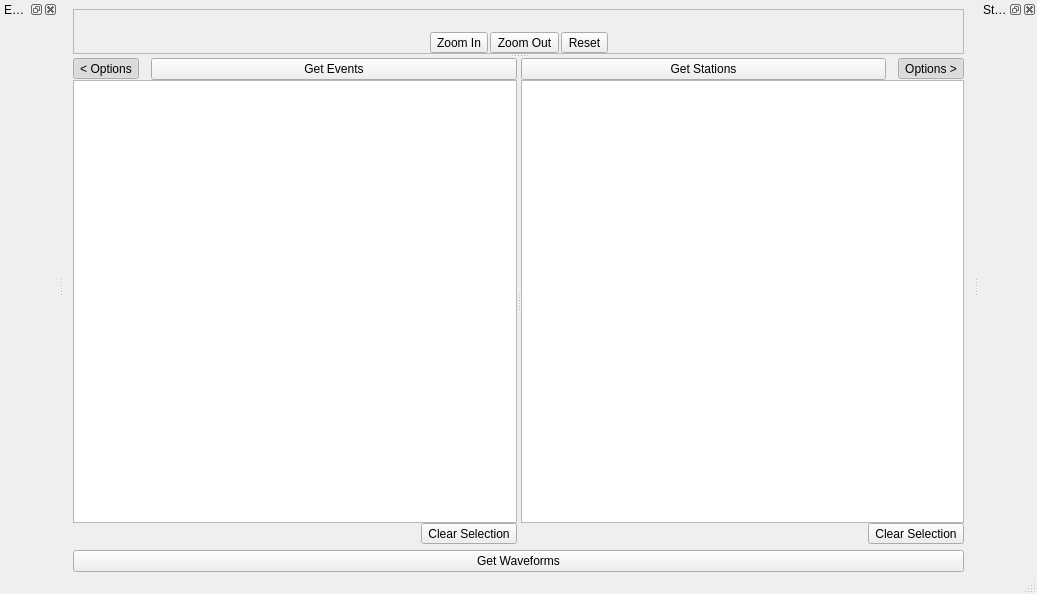
Before: the Qt Designer form pyweed/gui/uic/MainWindow.ui in iris-edu/pyweed, drawn with Qt 5.
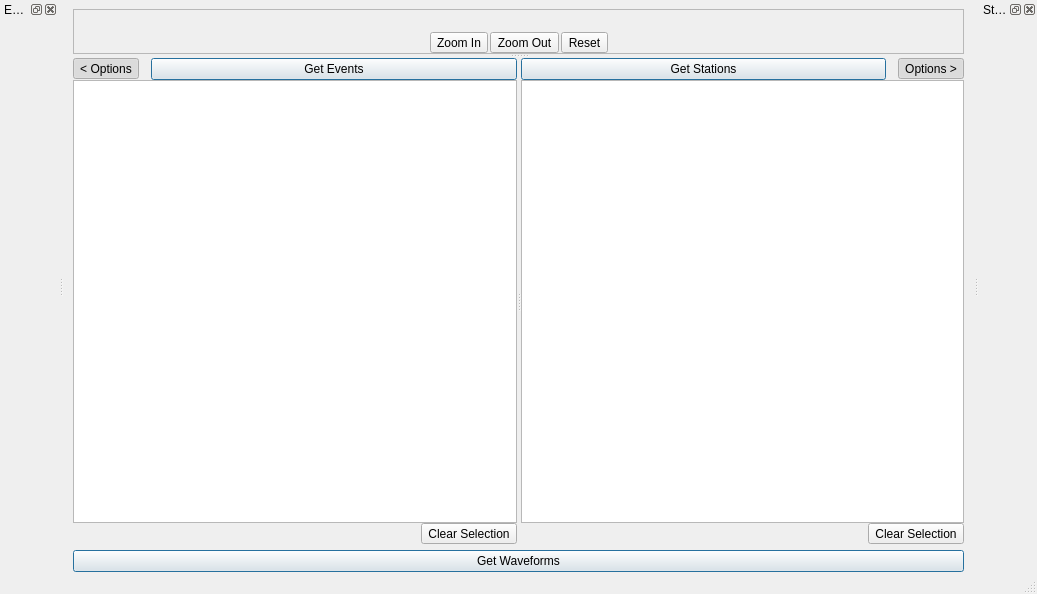
After: the same form once the commit is applied. Custom widgets are drawn as their Qt base class.

```diff
--- a/pyweed/gui/uic/MainWindow.ui
+++ b/pyweed/gui/uic/MainWindow.ui
@@ -203,6 +203,9 @@
                 <property name="text">
                  <string>Get Events</string>
                 </property>
+                <property name="default">
+                 <bool>true</bool>
+                </property>
                </widget>
               </item>
              </layout>
@@ -282,6 +285,9 @@
                 <property name="text">
                  <string>Get Stations</string>
                 </property>
+                <property name="default">
+                 <bool>true</bool>
+                </property>
                </widget>
               </item>
               <item>
@@ -362,6 +368,9 @@
             <property name="text">
              <string>Get Waveforms</string>
             </property>
+            <property name="default">
+             <bool>true</bool>
+            </property>
            </widget>
           </item>
          </layout>
```
